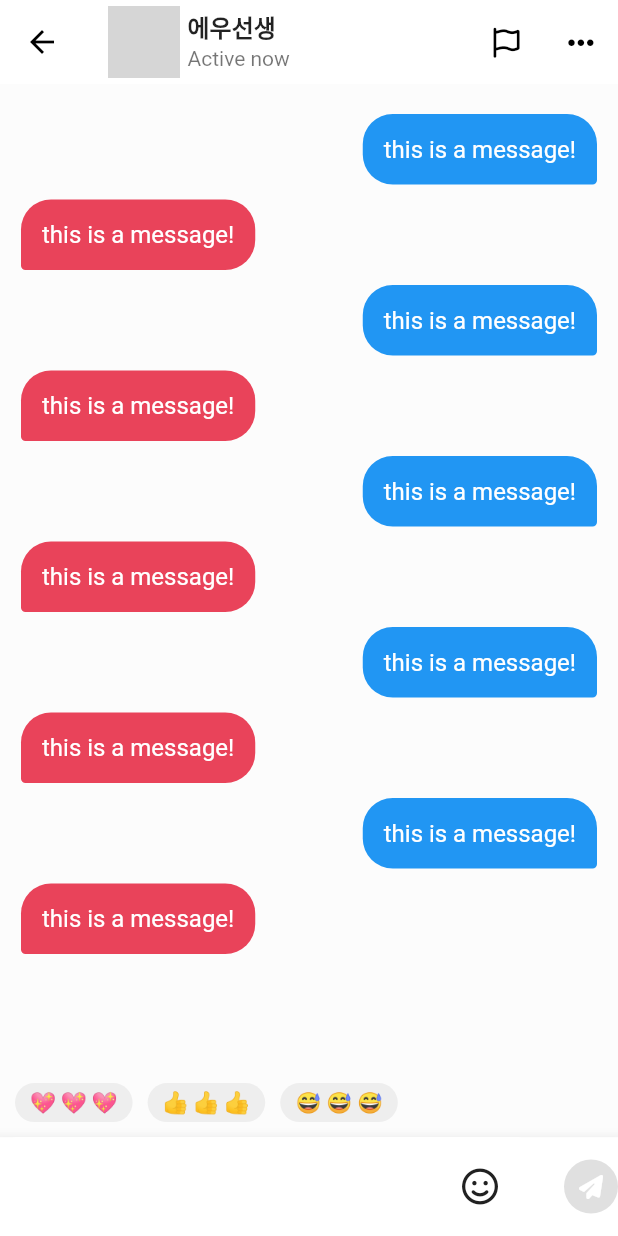
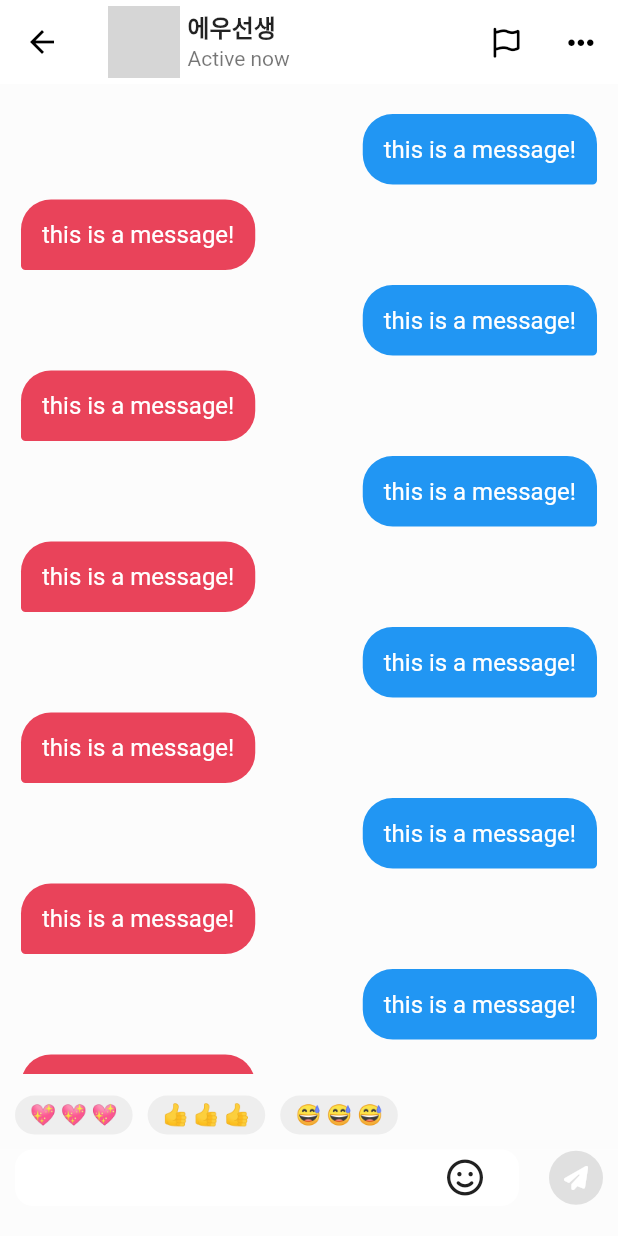
Before and after one commit to nnsyu/tiktok_clone_coding, a Flutter app: the ChatDetailScreen screen opened directly, on a phone screen of 412 x 824 dp. Run offline on Flutter 3.47's test engine with Material 2 defaults, Android fonts, the phone set to English and light mode, and no system bars; our stand-ins replace font_awesome_flutter, marquee, video_player, visibility_detector; network calls fail; grey boxes are pictures that could not be loaded.

Commit message:
틱톡클론코딩 #10.7 Recap 까지 수강

```diff
--- a/lib/features/inbox/chat_detail_screen.dart
+++ b/lib/features/inbox/chat_detail_screen.dart
@@ -72,9 +72,15 @@ class _ChatDetailScreenState extends State<ChatDetailScreen> {
           ),
         ),
       ),
-      body: Stack(
+      body: Column(
+        children: [
+          Expanded(
+            child: Stack(
               children: [
                 Container(
+                  padding: EdgeInsets.only(
+                    bottom: 50,
+                  ),
                   color: Color(0x37F1F1F1),
                   child: ListView.separated(
                       padding: EdgeInsets.symmetric(
@@ -123,69 +129,10 @@ class _ChatDetailScreenState extends State<ChatDetailScreen> {
                         );
                       },
                       separatorBuilder: (context, index) => Gaps.v10,
-                itemCount: 10),
+                      itemCount: 20),
                 ),
                 Positioned(
                   bottom: 0,
-            width: size.width,
-            child: BottomAppBar(
-              height: size.height * 0.08,
-              child: Row(
-                children: [
-                  Expanded(
-                    child: TextField(
-                      expands: true,
-                      minLines: null,
-                      maxLines: null,
-                      textInputAction: TextInputAction.newline,
-                      cursorColor: Theme.of(context).primaryColor,
-                      decoration: InputDecoration(
-                        border: OutlineInputBorder(
-                          borderRadius: BorderRadius.circular(
-                            Sizes.size12,
-                          ),
-                          borderSide: BorderSide.none,
-                        ),
-                        filled: true,
-                        fillColor: Colors.white,
-                        suffixIcon: Row(
-                          mainAxisSize: MainAxisSize.min,
-                          children: [
-                            FaIcon(
-                              FontAwesomeIcons.faceSmile,
-                              color: Colors.grey.shade900,
-                              size: Sizes.size24,
-                            ),
-                          ],
-                        ),
-                        contentPadding: EdgeInsets.symmetric(
-                          horizontal: Sizes.size12,
-                          vertical: Sizes.size10,
-                        ),
-                      ),
-                    ),
-                  ),
-                  Gaps.h20,
-                  Container(
-                    padding: EdgeInsets.all(
-                      Sizes.size10,
-                    ),
-                    decoration: BoxDecoration(
-                      color: Colors.grey.shade300,
-                      shape: BoxShape.circle,
-                    ),
-                    child: FaIcon(
-                      FontAwesomeIcons.solidPaperPlane,
-                      color: Colors.white,
-                      size: Sizes.size16,
-                    ),
-                  ),
-                ],
-              ),
-            ),
-          ),
-          Positioned(
-            bottom: size.height * 0.08,
                   child: Padding(
                     padding: const EdgeInsets.all(
                       Sizes.size10,
@@ -264,6 +211,74 @@ class _ChatDetailScreenState extends State<ChatDetailScreen> {
                 ),
               ],
             ),
+          ),
+          BottomAppBar(
+            padding: EdgeInsets.only(
+              bottom: Sizes.size20,
+            ),
+            color: Color(0x37F1F1F1),
+            elevation: 0,
+            height: size.height * 0.07,
+            child: Padding(
+              padding: const EdgeInsets.symmetric(
+                horizontal: Sizes.size10,
+              ),
+              child: Row(
+                children: [
+                  Expanded(
+                    child: TextField(
+                      expands: true,
+                      minLines: null,
+                      maxLines: null,
+                      textInputAction: TextInputAction.newline,
+                      cursorColor: Theme.of(context).primaryColor,
+                      decoration: InputDecoration(
+                        border: OutlineInputBorder(
+                          borderRadius: BorderRadius.circular(
+                            Sizes.size12,
+                          ),
+                          borderSide: BorderSide.none,
+                        ),
+                        filled: true,
+                        fillColor: Colors.white,
+                        suffixIcon: Row(
+                          mainAxisSize: MainAxisSize.min,
+                          children: [
+                            FaIcon(
+                              FontAwesomeIcons.faceSmile,
+                              color: Colors.grey.shade900,
+                              size: Sizes.size24,
+                            ),
+                          ],
+                        ),
+                        contentPadding: EdgeInsets.symmetric(
+                          horizontal: Sizes.size12,
+                          vertical: Sizes.size10,
+                        ),
+                      ),
+                    ),
+                  ),
+                  Gaps.h20,
+                  Container(
+                    padding: EdgeInsets.all(
+                      Sizes.size10,
+                    ),
+                    decoration: BoxDecoration(
+                      color: Colors.grey.shade300,
+                      shape: BoxShape.circle,
+                    ),
+                    child: FaIcon(
+                      FontAwesomeIcons.solidPaperPlane,
+                      color: Colors.white,
+                      size: Sizes.size16,
+                    ),
+                  ),
+                ],
+              ),
+            ),
+          ),
+        ],
+      ),
     );
   }
 }
```
Lines whose indentation alone changed are shown as unchanged.
